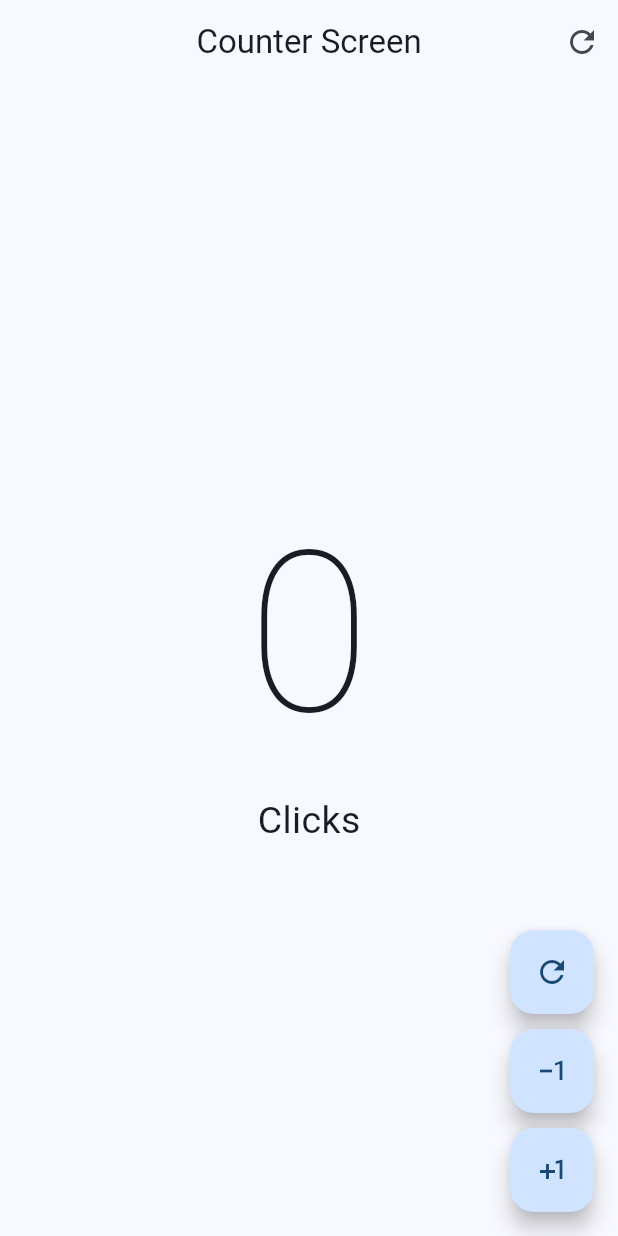
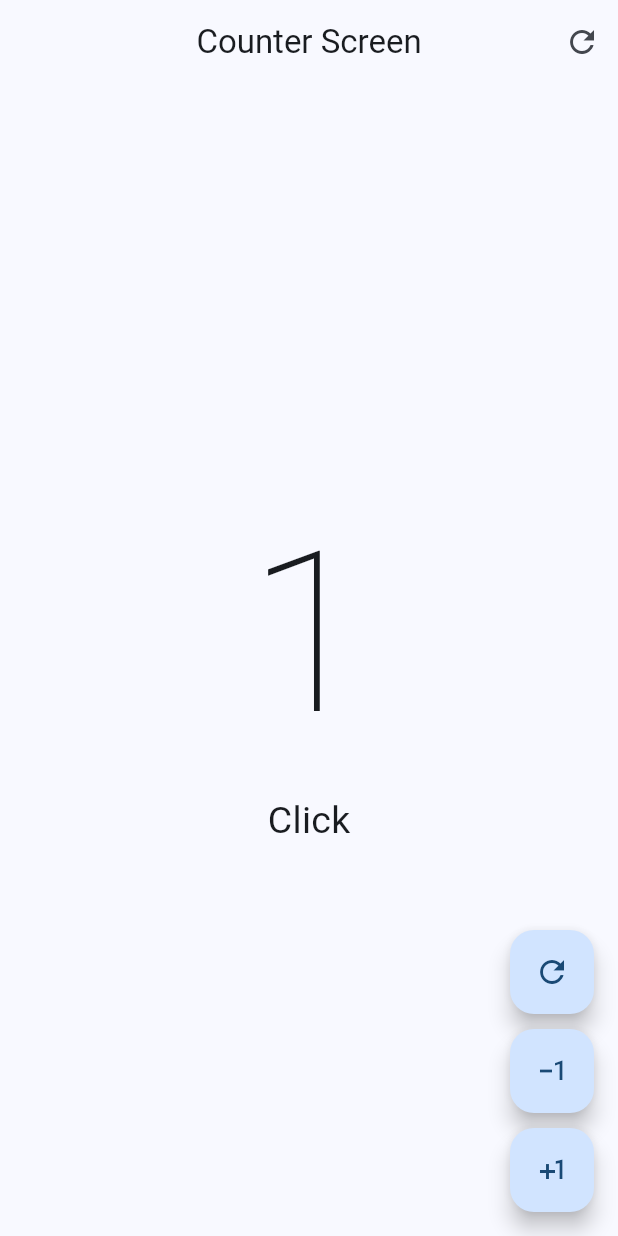
Before and after one commit to bastndev/Class_Flutter, a Flutter app: the screen it shows after launch, after a tap on the "plus one" icon, on a phone screen of 412 x 824 dp. Run offline on Flutter 3.47's test engine with Material 3 defaults, Android fonts, the phone set to English and light mode, and no system bars.

```diff
--- a/class_1/lib/presentation/screens/counter/counter_screen.dart
+++ b/class_1/lib/presentation/screens/counter/counter_screen.dart
@@ -39,14 +39,36 @@ class _CounterScreenState extends State<CounterScreen> {
           ],
         ),
       ),
-      floatingActionButton:  const Column(
+      floatingActionButton: Column(
         mainAxisAlignment: MainAxisAlignment.end,
         children: [
-          CustomButton(icon: Icons.refresh),
-          SizedBox(height: 10),
-          CustomButton(icon: Icons.exposure_minus_1),
-          SizedBox(height: 10),
-          CustomButton(icon: Icons.plus_one,),
+          CustomButton(
+            icon: Icons.refresh,
+            onPressed: () {
+              setState(() {
+                number = 0;
+              });
+            },
+          ),
+          const SizedBox(height: 10),
+          CustomButton(
+            icon: Icons.exposure_minus_1,
+            onPressed: () {
+              setState(() {
+                if (number == 0) return; // quiere decir que si es 0 no aga nada
+                number--;
+              });
+            },
+          ),
+          const SizedBox(height: 10),
+          CustomButton(
+            icon: Icons.plus_one,
+            onPressed: () {
+              setState(() {
+                number++;
+              });
+            },
+          ),
         ],
       ),
     );
@@ -55,17 +77,19 @@ class _CounterScreenState extends State<CounterScreen> {
 
 // --- -- --- 3 buttons in bottom
 class CustomButton extends StatelessWidget {
-  final IconData icon;
+  final IconData icon; //propiedad
+  final VoidCallback? onPressed;
 
   const CustomButton({
     super.key,
     required this.icon,
+    this.onPressed,
   });
 
   @override
   Widget build(BuildContext context) {
     return FloatingActionButton(
-      onPressed: () {},
+      onPressed: onPressed,
       child: Icon(icon),
     );
   }
```
